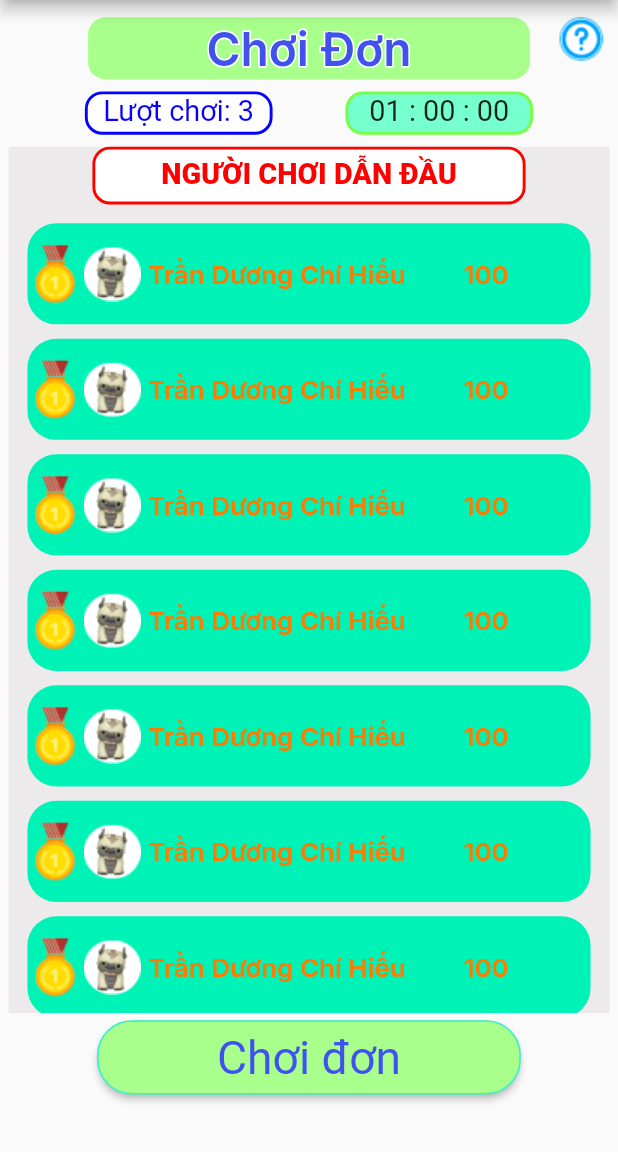
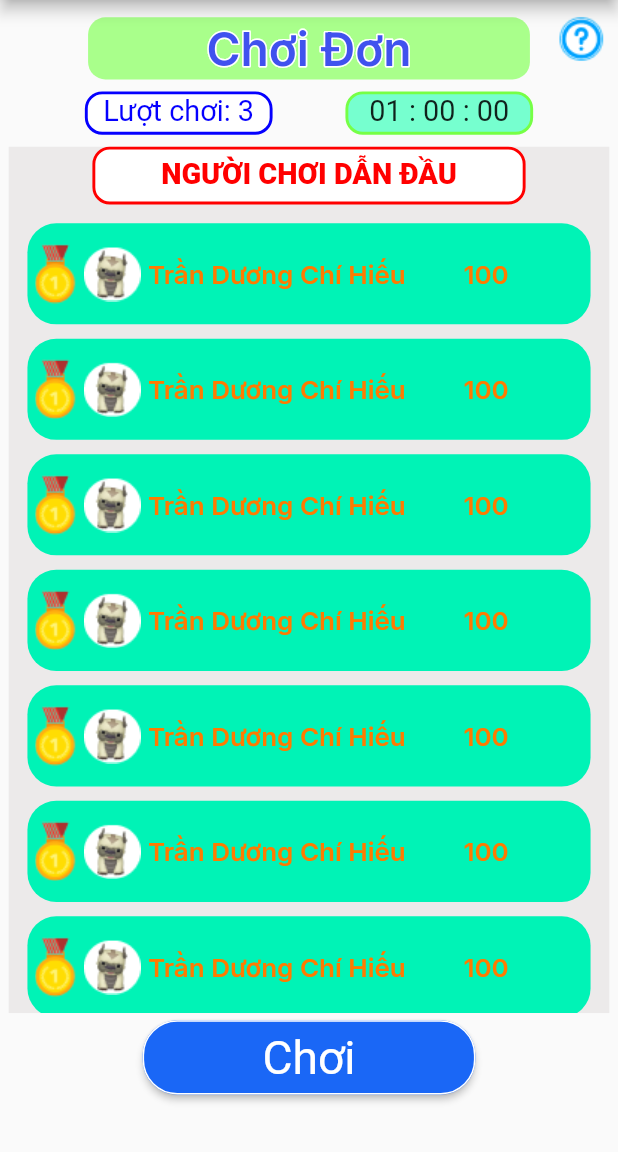
Before and after one commit to hieutran018/hab_app_trac_nghiem, a Flutter app: the screen it shows after launch, item 2 of the bottom bar chosen, after a tap on "Chơi đơn", on a phone screen of 412 x 824 dp, the part 84-1236 px from its top. Run offline on Flutter 3.47's test engine with Material 2 defaults, Android fonts, the phone set to English and light mode, and no system bars; drawn by our look-alikes of bordered_text; our stand-ins replace circular_countdown_timer, flutter_screenutil, flutter_spinkit, flutter_svg, google_fonts, persistent_bottom_nav_bar and 3 more.

Commit message:
fix button play single mode / challenger mode

```diff
--- a/lib/ui/game_screen/single/single_game_screen.dart
+++ b/lib/ui/game_screen/single/single_game_screen.dart
@@ -212,13 +212,13 @@ class SingleGameScreenState extends State<SingleGameScreen> {
                                         SelectTopicSingleGameScreen.route);
                               },
                               child: const Text(
-                                "Chơi đơn",
+                                "Chơi",
                                 style: TextStyle(
-                                    color: Color.fromRGBO(64, 82, 238, 1)),
+                                    color: Color.fromRGBO(255, 255, 255, 1)),
                               ),
                               style: ElevatedButton.styleFrom(
                                   primary:
-                                      const Color.fromRGBO(169, 255, 139, 1),
+                                      const Color.fromRGBO(26, 103, 246, 1),
                                   padding: EdgeInsets.symmetric(
                                       horizontal: 83.w, vertical: 7.w),
                                   textStyle: TextStyle(
@@ -227,7 +227,7 @@ class SingleGameScreenState extends State<SingleGameScreen> {
                                   shape: RoundedRectangleBorder(
                                       side: const BorderSide(
                                           color:
-                                              Color.fromRGBO(54, 237, 215, 1)),
+                                              Color.fromRGBO(255, 255, 255, 1)),
                                       borderRadius:
                                           BorderRadius.circular(24.w))))),
                     ],
```
